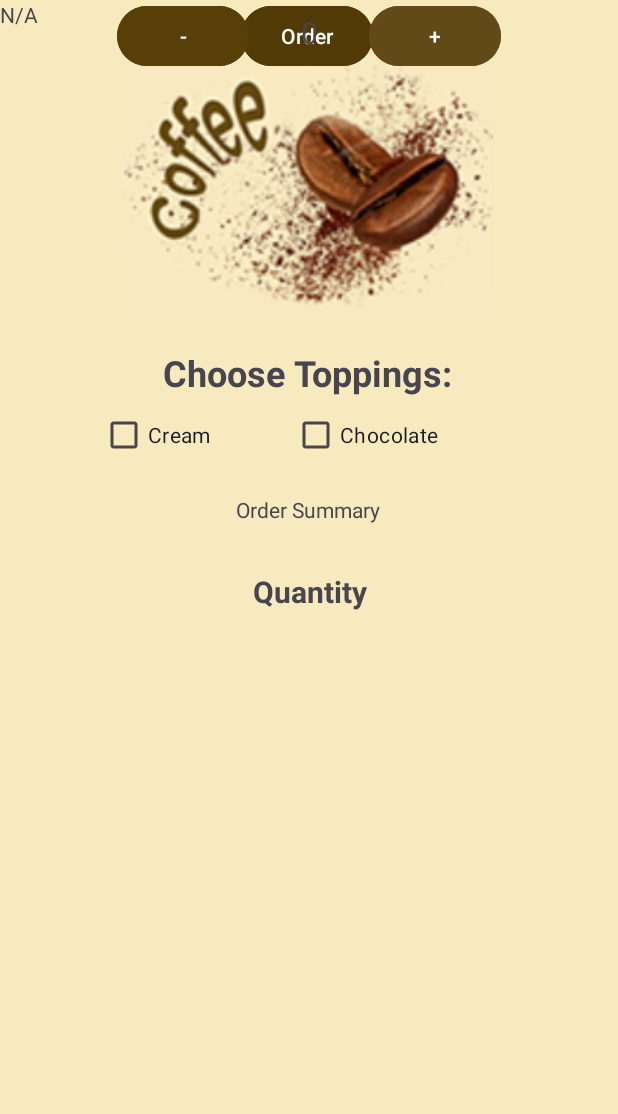
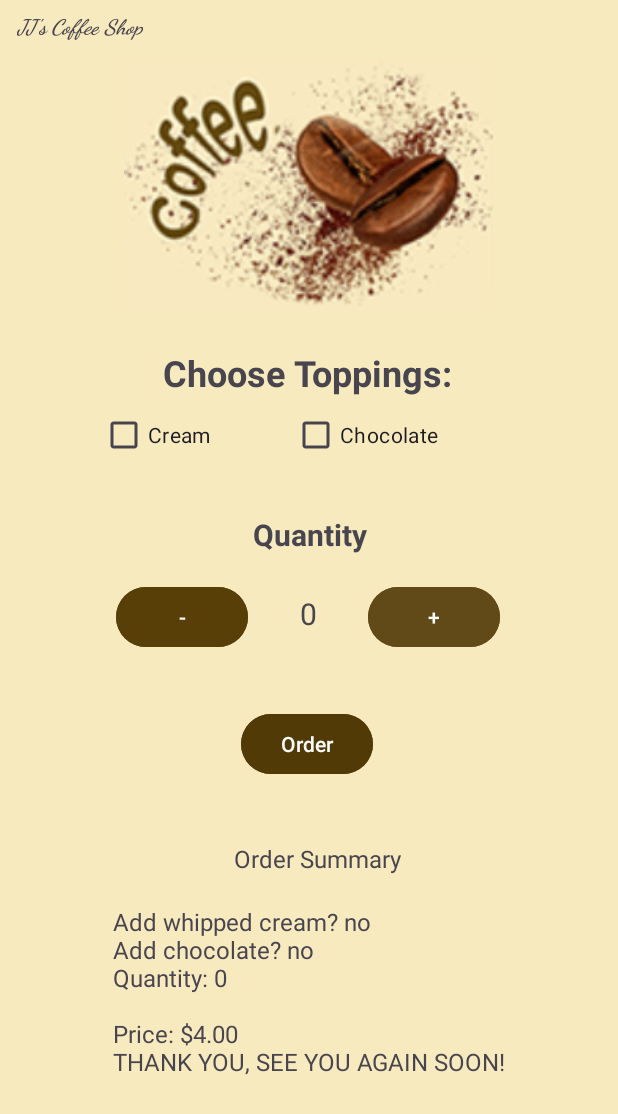
Before and after one commit to Jairik/Learning, an Android app: the screen it shows after launch (MainActivity), after a tap on "Order", on a phone screen of 412 x 824 dp. Shown: the top 1114 px of the screen. Run offline under Robolectric (Android 15) with nearby library versions, the phone set to English and light mode, and no system bars.

Commit message:
Completed Coffee Shop App
Added the necessary work, tested, and collected demos.,

```diff
--- a/Android Programming/Intermediate Exercises/Coffee Shop/app/src/main/java/com/example/coffeeshop/MainActivity.java
+++ b/Android Programming/Intermediate Exercises/Coffee Shop/app/src/main/java/com/example/coffeeshop/MainActivity.java
@@ -1,4 +1,6 @@
 package com.example.coffeeshop;
+
+import static java.lang.String.*;
 
 import android.os.Bundle;
 import android.view.View;
@@ -13,13 +15,20 @@ import android.widget.TextView;
 import android.widget.Button;
 import android.widget.CheckBox;
 
+import java.text.Format;
+
 public class MainActivity extends AppCompatActivity {
 
+    //Method variables necessary for the logic of the program
+    double coffeeCost = 4.00, creamCost = .50, chocolateCost = 1.00;
     boolean hasChocolate = false, hasCream = false; //Booleans for additions
+    int cQty = 0; //Current quantity, beneficial for simplicity
+
     //Defining different components that will be modified
     CheckBox cream;
     CheckBox chocolate;
     TextView totalInfo;
+    TextView totalInfoText; //Just to make visible
     TextView qty;
     Button incrementQty;
     Button decrementQty;
@@ -36,27 +45,74 @@ public class MainActivity extends AppCompatActivity {
         });
 
         //Find all components
-
+        cream = findViewById(R.id.Cream_CheckBox);
+        chocolate = findViewById(R.id.Chocolate_CheckBox);
+        totalInfo = findViewById(R.id.Order_Summary);
+        totalInfoText = findViewById(R.id.Order_Summary_Text);
+        qty = findViewById(R.id.Quantity);
+        incrementQty = findViewById(R.id.Plus_Quantity);
+        decrementQty = findViewById(R.id.Minus_Quantity);
     }
 
     //Calculate the total and set the Order_Summary text
     public void Order(View view) {
+        //Getting the button status & setting up variables
+        checkCheckBoxes(view);
+        String totalMessage = "";
+        double orderTotal = coffeeCost;
 
+        //Add topping status to string message and calculating total cost
+        totalMessage += "Add whipped cream? ";
+        if(hasCream) {
+            totalMessage += "yes\n";
+            orderTotal += ((double)cQty * creamCost);
+        }
+        else {
+            totalMessage += "no\n";
+        }
+        totalMessage += "Add chocolate? ";
+        if(hasChocolate) {
+            totalMessage += "yes\n";
+            orderTotal += ((double)cQty * chocolateCost);
+        }
+        else {
+            totalMessage += "no\n";
+        }
+
+        //Add quantity to string message
+        totalMessage += ("Quantity: " + Integer.toString(cQty) + "\n\n");
+
+        //Add price & thank you message to string message
+        String orderTotalString = String.format("%.2f", orderTotal);
+        totalMessage += ("Price: $" + orderTotalString + "\n");
+        totalMessage += "THANK YOU, SEE YOU AGAIN SOON!";
+
+        //Adding totalMessage to totalInfo text field
+        totalInfo.setText(totalMessage);
+
+        //Setting all relevant components to visible
+        totalInfo.setVisibility(View.VISIBLE);
+        totalInfoText.setVisibility(View.VISIBLE);
     }
 
     //Increment the quantity count and update the text field
     public void IncrementQuantity(View view) {
-
+        cQty++;
+        qty.setText(valueOf(cQty));
     }
 
     public void DecrementQuantity(View view) {
-
+        if(cQty > 0) {
+            cQty--;
+            qty.setText(valueOf(cQty));
+        }
     }
 
     /* Helper function for Order(), will determine the status of the checkboxes and update
     * the corresponding booleans accordingly*/
     public void checkCheckBoxes(View view) {
-
+        hasCream = cream.isChecked();
+        hasChocolate = chocolate.isChecked();
     }
 
 
--- a/Android Programming/Intermediate Exercises/Coffee Shop/app/src/main/res/layout/activity_main.xml
+++ b/Android Programming/Intermediate Exercises/Coffee Shop/app/src/main/res/layout/activity_main.xml
@@ -33,48 +33,55 @@
         app:layout_constraintEnd_toEndOf="parent"
         app:layout_constraintStart_toStartOf="parent"
         app:layout_constraintTop_toTopOf="parent"
-        app:srcCompat="@drawable/CoffeeBeans" />
+        app:srcCompat="@drawable/coffeebeans" />
 
     <TextView
         android:id="@+id/textView3"
         android:layout_width="wrap_content"
         android:layout_height="wrap_content"
         android:layout_marginStart="168dp"
+        android:layout_marginTop="16dp"
         android:layout_marginEnd="167dp"
-        android:layout_marginBottom="416dp"
+        android:layout_marginBottom="4dp"
         android:text="@string/quantity"
         android:textSize="20sp"
         android:textStyle="bold"
-        app:layout_constraintBottom_toBottomOf="parent"
+        app:layout_constraintBottom_toTopOf="@+id/linearLayout"
         app:layout_constraintEnd_toEndOf="parent"
         app:layout_constraintHorizontal_bias="1.0"
-        app:layout_constraintStart_toStartOf="parent" />
+        app:layout_constraintStart_toStartOf="parent"
+        app:layout_constraintTop_toBottomOf="@+id/linearLayout2" />
 
     <Button
         android:id="@+id/Order_Button"
         android:layout_width="wrap_content"
         android:layout_height="wrap_content"
         android:layout_marginStart="160dp"
+        android:layout_marginTop="13dp"
         android:layout_marginEnd="163dp"
+        android:layout_marginBottom="32dp"
         android:backgroundTint="#513A06"
         android:onClick="Order"
         android:text="@string/order"
+        app:layout_constraintBottom_toTopOf="@+id/Order_Summary_Text"
         app:layout_constraintEnd_toEndOf="parent"
+        app:layout_constraintHorizontal_bias="1.0"
         app:layout_constraintStart_toStartOf="parent"
-        tools:layout_editor_absoluteY="387dp" />
+        app:layout_constraintTop_toBottomOf="@+id/linearLayout" />
 
     <TextView
         android:id="@+id/Order_Summary_Text"
         android:layout_width="wrap_content"
         android:layout_height="wrap_content"
         android:layout_marginStart="156dp"
-        android:layout_marginTop="42dp"
+        android:layout_marginTop="4dp"
         android:layout_marginEnd="157dp"
         android:layout_marginBottom="235dp"
         android:text="@string/order_summary"
-        android:textSize="14sp"
+        android:textSize="16sp"
         app:layout_constraintBottom_toBottomOf="parent"
         app:layout_constraintEnd_toEndOf="parent"
+        app:layout_constraintHorizontal_bias="0.0"
         app:layout_constraintStart_toStartOf="parent"
         app:layout_constraintTop_toBottomOf="@+id/Order_Button"
         tools:visibility="invisible" />
@@ -83,20 +90,32 @@
         android:id="@+id/Order_Summary"
         android:layout_width="wrap_content"
         android:layout_height="wrap_content"
+        android:layout_marginStart="193dp"
+        android:layout_marginTop="160dp"
+        android:layout_marginEnd="193dp"
+        android:layout_marginBottom="182dp"
         android:text="@string/n_a"
-        tools:layout_editor_absoluteX="193dp"
-        tools:layout_editor_absoluteY="530dp"
+        android:textSize="16sp"
+        app:layout_constraintBottom_toBottomOf="parent"
+        app:layout_constraintEnd_toEndOf="parent"
+        app:layout_constraintStart_toStartOf="parent"
+        app:layout_constraintTop_toBottomOf="@+id/Order_Button"
         tools:visibility="invisible" />
 
     <LinearLayout
+        android:id="@+id/linearLayout"
         android:layout_width="256dp"
         android:layout_height="57dp"
         android:layout_marginStart="45dp"
+        android:layout_marginTop="8dp"
         android:layout_marginEnd="45dp"
+        android:layout_marginBottom="8dp"
         android:orientation="horizontal"
+        app:layout_constraintBottom_toTopOf="@+id/Order_Button"
         app:layout_constraintEnd_toEndOf="parent"
+        app:layout_constraintHorizontal_bias="0.492"
         app:layout_constraintStart_toStartOf="parent"
-        tools:layout_editor_absoluteY="316dp">
+        app:layout_constraintTop_toBottomOf="@+id/textView3">
 
         <Button
             android:id="@+id/Minus_Quantity"
@@ -126,6 +145,7 @@
     </LinearLayout>
 
     <LinearLayout
+        android:id="@+id/linearLayout2"
         android:layout_width="279dp"
         android:layout_height="55dp"
         android:layout_marginStart="62dp"
@@ -141,7 +161,6 @@
             android:layout_width="wrap_content"
             android:layout_height="wrap_content"
             android:layout_weight="1"
-            android:onClick="CreamClick"
             android:text="@string/cream" />
 
         <CheckBox
@@ -149,8 +168,26 @@
             android:layout_width="wrap_content"
             android:layout_height="wrap_content"
             android:layout_weight="1"
-            android:onClick="ChocolateClick"
             android:text="@string/chocolate" />
     </LinearLayout>
 
+    <TextView
+        android:id="@+id/textView"
+        android:layout_width="wrap_content"
+        android:layout_height="wrap_content"
+        android:layout_marginStart="11dp"
+        android:layout_marginTop="9dp"
+        android:layout_marginEnd="13dp"
+        android:layout_marginBottom="210dp"
+        android:fontFamily="cursive"
+        android:text="JJ's Coffee Shop"
+        android:textStyle="bold|italic"
+        android:typeface="normal"
+        app:layout_constraintBottom_toTopOf="@+id/linearLayout2"
+        app:layout_constraintEnd_toStartOf="@+id/imageView"
+        app:layout_constraintHorizontal_bias="0.0"
+        app:layout_constraintStart_toStartOf="parent"
+        app:layout_constraintTop_toTopOf="parent"
+        app:layout_constraintVertical_bias="0.0" />
+
 </androidx.constraintlayout.widget.ConstraintLayout>
```
Also changed, not shown: Android Programming/Intermediate Exercises/Coffee Shop/app/src/main/res/drawable/coffeebeans.png (renamed from Android Programming/Intermediate Exercises/Coffee Shop/app/src/main/res/drawable/CoffeeBeans.png).
